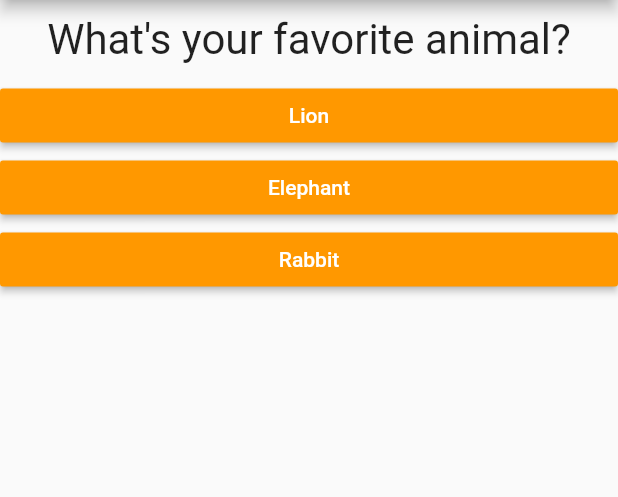
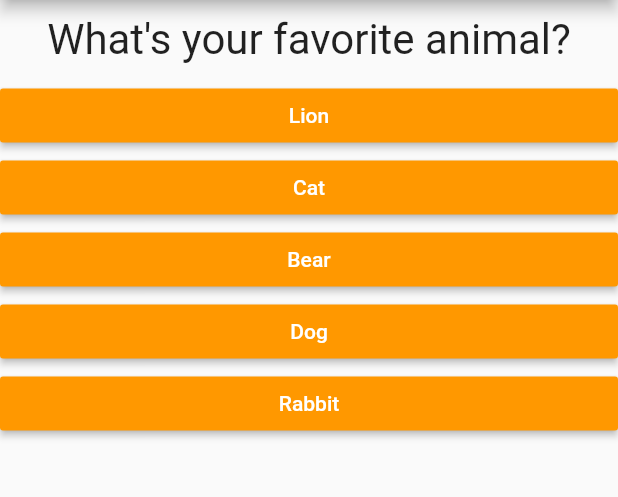
Before and after one commit to AdielAndradeR/flutter_quiz, a Flutter app: the screen it shows after launch, after a tap on "Blue", on a phone screen of 412 x 824 dp, the part 84-581 px from its top. Run offline on Flutter 3.47's test engine with Material 2 defaults, Android fonts, the phone set to English and light mode, and no system bars.

Commit message:
add a score and splitting the app

```diff
--- a/lib/main.dart
+++ b/lib/main.dart
@@ -1,6 +1,6 @@
 import 'package:flutter/material.dart';
-import './question.dart';
-import './answer.dart';
+import './quiz.dart';
+import './result.dart';
 
 void main() => runApp(MyApp());
 
@@ -28,31 +28,52 @@ class MyHomePage extends StatefulWidget {
 
 class _MyHomePageState extends State<MyHomePage> {
 
-  final questions = const [{
+  final _questions = const [{
       'questionText' : 'What\'s your favorite color?',
-      'answers' : [ 'Blue', 'Red', 'Green', 'Orange']
+      'answers' : [
+        {'text': 'Blue', 'score': 5},
+        {'text': 'Green', 'score': 15},
+        {'text': 'Red', 'score': 9},
+        {'text': 'Orange', 'score': 10}]
     },{
       'questionText' : 'What\'s your favorite animal?',
-      'answers' : ['Lion', 'Elephant', 'Rabbit']
+      'answers' : [
+        {'text': 'Lion', 'score': 9},
+        {'text': 'Cat', 'score': 6},
+        {'text': 'Bear', 'score': 5},
+        {'text': 'Dog', 'score': 15},
+        {'text': 'Rabbit', 'score': 6},
+      ]
     },{
       'questionText' : 'What\'s your favorite teacher?',
-      'answers' : ['Marcelo', 'Rohit', 'Joseana', 'Hyggo', 'Adalbaerto']
+      'answers' : [
+        {'text': 'Marcelo Barros', 'score': -100},
+        {'text': 'Rohit', 'score': 10},
+        {'text': 'Hyggo', 'score': 15},
+      ]
     }];
 
   var _questionIndex = 0;
+  var _totalscore =0;
 
-    void _answerQuestion(){
+  void _resetQuiz(){
+    setState(() {
+      _questionIndex = 0;
+      _totalscore = 0;
+    });
+  }
+
+  void _answerQuestion(int score){
+    _totalscore = _totalscore +score;
     setState(() {
      _questionIndex = _questionIndex + 1;
     });
-       if(_questionIndex < questions.length){
+    if(_questionIndex < _questions.length){
       print('We have more quastions');
     }else{
       print('We don\'t have more questions');
     }
-
   }
-
 
   @override
   Widget build(BuildContext context) {
@@ -61,18 +82,13 @@ class _MyHomePageState extends State<MyHomePage> {
 
         title: Text(widget.title),
       ),
-      body: _questionIndex < questions.length ?
-         Column(
-          children: <Widget>[
-            Question(
-              questions[_questionIndex]['questionText'],
-            ),
-            ...(questions[_questionIndex]['answers'] as List<String>).map((answer) {
-              return Answer(_answerQuestion, answer);
-            }).toList()
-          ],
-        ) : Center(
-          child: Text('You did it!!!'),),
+      body: _questionIndex < _questions.length ?
+        Quiz(
+          answerQuestion: _answerQuestion,
+          questionIndex: _questionIndex,
+          questions: _questions,
+          )
+        : Result(_totalscore, _resetQuiz)
       );
 
   }
--- /dev/null
+++ b/lib/quiz.dart
@@ -0,0 +1,32 @@
+import 'package:flutter/material.dart';
+
+import './question.dart';
+import './answer.dart';
+
+class Quiz extends StatelessWidget {
+  final List<Map<String,Object>> questions;
+  final int questionIndex;
+  final Function answerQuestion;
+
+  Quiz({
+    @required this.answerQuestion,
+    @required this.questions,
+    @required this.questionIndex
+    });
+
+
+
+  @override
+  Widget build(BuildContext context) {
+    return Column(
+          children: <Widget>[
+            Question(
+              questions[questionIndex]['questionText'],
+            ),
+            ...(questions[questionIndex]['answers'] as List<Map<String, Object>>).map((answer) {
+              return Answer(() => answerQuestion(answer['score']), answer['text']);
+            }).toList()
+          ],
+    );
+  }
+}
```
Also changed, not shown: lib/result.dart (added, +46 -0 lines). Lines whose indentation alone changed are shown as unchanged.
